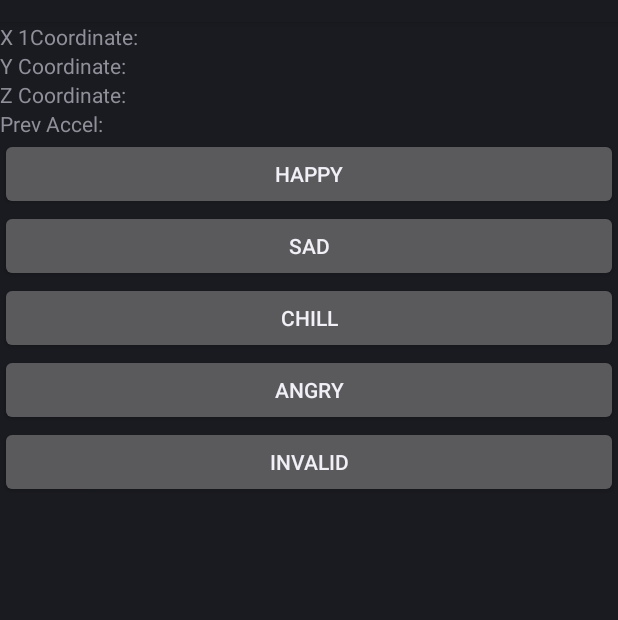
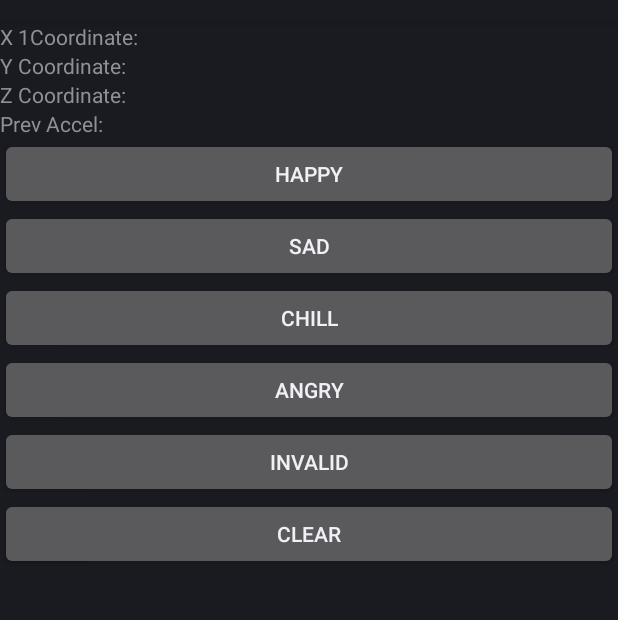
Before and after one commit to eoin-cr/PedalToTheMetal, an Android app built with Jetpack Compose: the screen it shows after launch (AccelerometerActivity), on a phone screen of 412 x 824 dp, the part 62-682 px from its top. Run offline under Robolectric (Android 15) with nearby library versions, the phone set to English and light mode, and no system bars.

Commit message:
Added clear, fixed timestamp

```diff
--- a/app/src/main/java/com/example/pedaltothemetal/AccelerometerActivity.java
+++ b/app/src/main/java/com/example/pedaltothemetal/AccelerometerActivity.java
@@ -95,6 +95,15 @@ public class AccelerometerActivity extends Activity implements SensorEventListen
                 writeToFileAndResetString(previousAccelerationString, getApplicationContext(), "invalid");
             }
         });
+        button = (Button)findViewById(R.id.clearButton);
+        button.setOnClickListener(new View.OnClickListener(){
+            @Override
+            public void onClick(View view) {
+                // click handling code
+                Toast.makeText(getApplicationContext(), "Clear button has been clicked!", Toast.LENGTH_LONG).show();
+                previousAccelerationString = "";
+            }
+        });
 
     }
 
@@ -111,14 +120,11 @@ public class AccelerometerActivity extends Activity implements SensorEventListen
             float x=event.values[0];
             float y=event.values[1];
             float z=event.values[2];
-//            previousAccelerations.add(new Float[]{x, y, z, Float.valueOf(System.currentTimeMillis())});
 
             xCoor.setText("X: "+x);
             yCoor.setText("Y: "+y);
             zCoor.setText("Z: "+z);
-//            previousAccelerationString += Arrays.toString(new Float[]{x, y, z, (float) System.currentTimeMillis()});
-            previousAccelerationString += x + "," + y + "," + z + "," + (float) System.currentTimeMillis() + "\n";
-//            previousAccelerationsTextView.setText(previousAccelerationString);
+            previousAccelerationString += x + "," + y + "," + z + "," + System.currentTimeMillis() + "\n";
 
         }
     }
--- a/app/src/main/res/layout/main.xml
+++ b/app/src/main/res/layout/main.xml
@@ -68,4 +68,9 @@ android:layout_height="fill_parent">
     android:layout_width="wrap_content"
     android:layout_height="wrap_content"
     android:text="Invalid" />
+    <Button
+        android:id="@+id/clearButton"
+        android:layout_width="wrap_content"
+        android:layout_height="wrap_content"
+        android:text="Clear" />
 </TableLayout>
```
